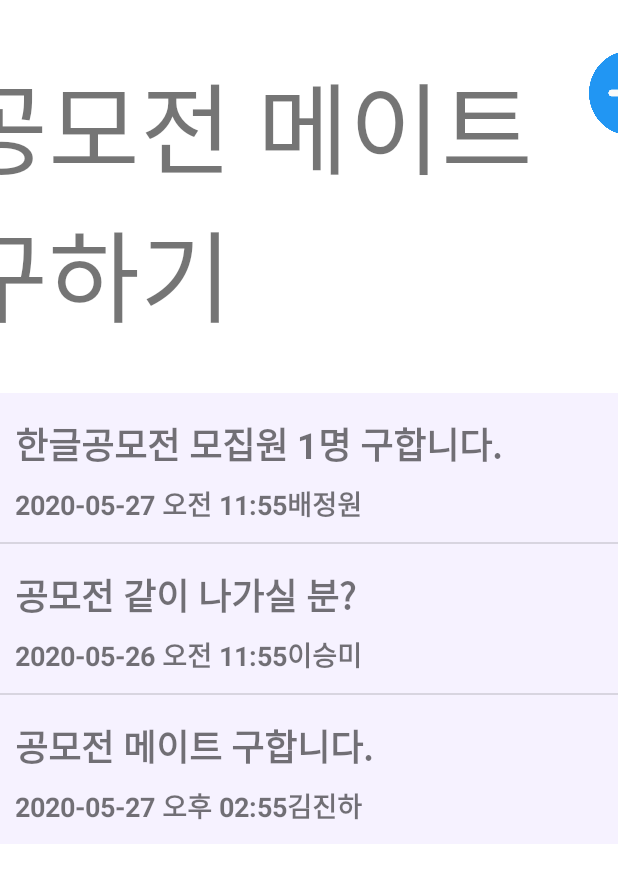
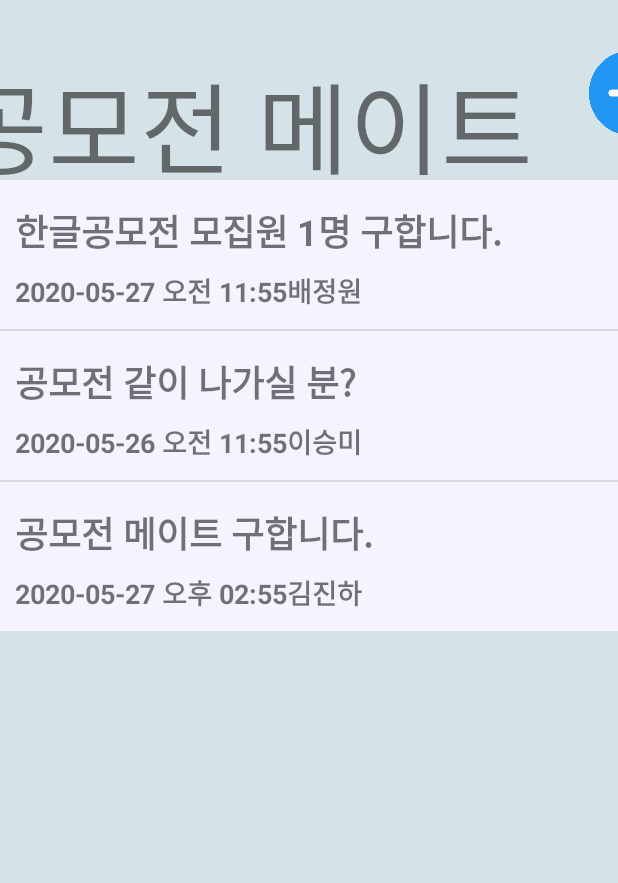
Before and after one commit to jiwon0297/Android, an Android app: the ContestActivity screen opened directly, with no data from a screen before it, on a phone screen of 412 x 824 dp. Shown: the top 883 px of the screen. Run offline under Robolectric (Android 15) with nearby library versions, the light colour scheme and no system bars.

Commit message:
asdf
asdf

```diff
--- a/app/src/main/res/layout/activity_alone.xml
+++ b/app/src/main/res/layout/activity_alone.xml
@@ -44,9 +44,10 @@
         android:id="@+id/listView1"
         android:layout_width="0dp"
         android:layout_height="wrap_content"
+        android:layout_marginTop="120dp"
         android:background="#F6F2FF"
         android:gravity="center"
-        app:layout_constraintBottom_toBottomOf="parent"
+        app:layout_constraintBottom_toTopOf="@+id/textView3"
         app:layout_constraintEnd_toEndOf="parent"
         app:layout_constraintHorizontal_bias="0.0"
         app:layout_constraintStart_toStartOf="parent"
--- a/app/src/main/res/layout/activity_contest.xml
+++ b/app/src/main/res/layout/activity_contest.xml
@@ -4,7 +4,7 @@
     xmlns:tools="http://schemas.android.com/tools"
     android:layout_width="match_parent"
     android:layout_height="match_parent"
-    android:background="#FFFFFF"
+    android:background="#D5E2E8"
     tools:context=".mate.ContestActivity">
 
     <TextView
@@ -44,9 +44,10 @@
         android:id="@+id/listView1"
         android:layout_width="0dp"
         android:layout_height="wrap_content"
+        android:layout_marginTop="120dp"
         android:background="#F6F2FF"
         android:gravity="center"
-        app:layout_constraintBottom_toBottomOf="parent"
+        app:layout_constraintBottom_toTopOf="@+id/textView3"
         app:layout_constraintEnd_toEndOf="parent"
         app:layout_constraintHorizontal_bias="0.0"
         app:layout_constraintStart_toStartOf="parent"
--- a/app/src/main/res/layout/activity_house.xml
+++ b/app/src/main/res/layout/activity_house.xml
@@ -44,9 +44,10 @@
         android:id="@+id/listView1"
         android:layout_width="0dp"
         android:layout_height="wrap_content"
+        android:layout_marginTop="120dp"
         android:background="#F6F2FF"
         android:gravity="center"
-        app:layout_constraintBottom_toBottomOf="parent"
+        app:layout_constraintBottom_toTopOf="@+id/textView3"
         app:layout_constraintEnd_toEndOf="parent"
         app:layout_constraintHorizontal_bias="0.0"
         app:layout_constraintStart_toStartOf="parent"
--- a/app/src/main/res/layout/activity_study.xml
+++ b/app/src/main/res/layout/activity_study.xml
@@ -44,9 +44,10 @@
         android:id="@+id/listView1"
         android:layout_width="0dp"
         android:layout_height="wrap_content"
+        android:layout_marginTop="120dp"
         android:background="#F6F2FF"
         android:gravity="center"
-        app:layout_constraintBottom_toBottomOf="parent"
+        app:layout_constraintBottom_toTopOf="@+id/textView3"
         app:layout_constraintEnd_toEndOf="parent"
         app:layout_constraintHorizontal_bias="0.0"
         app:layout_constraintStart_toStartOf="parent"
```
